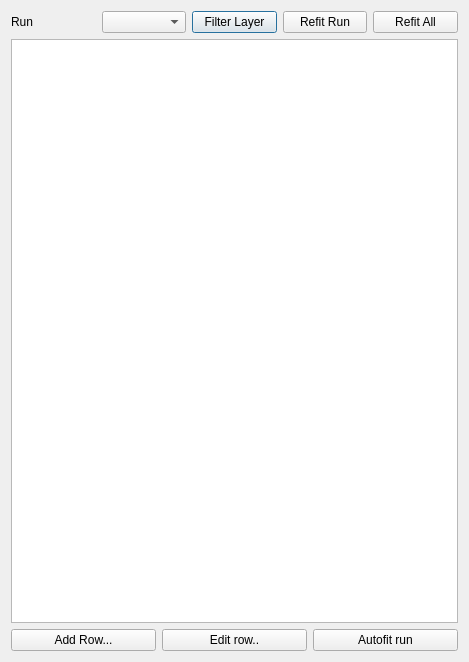
Before: the Qt Designer form routes_widget/routes_widget.ui in Drew973/pts_hsrr_processor_qgis3, drawn with Qt 5.
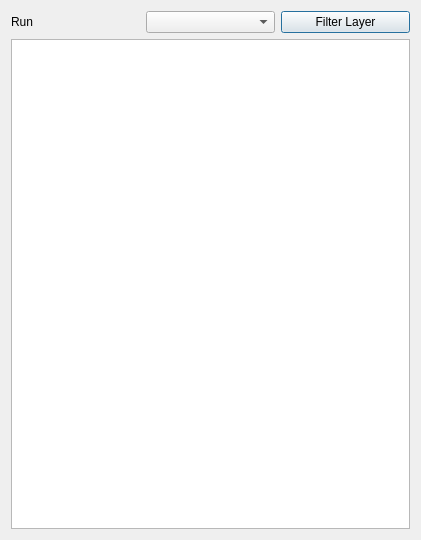
After: the same form once the commit is applied.

Patch:
```diff
--- a/routes_widget/routes_widget.ui
+++ b/routes_widget/routes_widget.ui
@@ -6,8 +6,8 @@
    <rect>
     <x>0</x>
     <y>0</y>
-    <width>469</width>
-    <height>662</height>
+    <width>421</width>
+    <height>540</height>
    </rect>
   </property>
   <property name="windowTitle">
@@ -40,23 +40,6 @@
        </property>
       </widget>
      </item>
-     <item>
-      <widget class="QPushButton" name="refit_run_button">
-       <property name="text">
-        <string>Refit Run</string>
-       </property>
-      </widget>
-     </item>
-     <item>
-      <widget class="QPushButton" name="refit_all_button">
-       <property name="toolTip">
-        <string>&lt;html&gt;&lt;head/&gt;&lt;body&gt;&lt;p&gt;Uses routes,s10 and zm3 to make table fitted. Uses network and fitted to make table fitted2 (10m pieces of network).&lt;/p&gt;&lt;/body&gt;&lt;/html&gt;</string>
-       </property>
-       <property name="text">
-        <string>Refit All</string>
-       </property>
-      </widget>
-     </item>
     </layout>
    </item>
    <item>
@@ -87,40 +70,6 @@
      </property>
     </widget>
    </item>
-   <item>
-    <layout class="QHBoxLayout" name="horizontalLayout">
-     <item>
-      <widget class="QPushButton" name="add_button">
-       <property name="toolTip">
-        <string>&lt;html&gt;&lt;head/&gt;&lt;body&gt;&lt;p&gt;Adds row with s_ch=e_ch of last selected row.&lt;/p&gt;&lt;/body&gt;&lt;/html&gt;</string>
-       </property>
-       <property name="text">
-        <string>Add Row...</string>
-       </property>
-      </widget>
-     </item>
-     <item>
-      <widget class="QPushButton" name="edit_button">
-       <property name="text">
-        <string>Edit row..</string>
-       </property>
-      </widget>
-     </item>
-     <item>
-      <widget class="QPushButton" name="autofit_run_button">
-       <property name="toolTip">
-        <string>&lt;html&gt;&lt;head/&gt;&lt;body&gt;&lt;p&gt;Keeps existing rows. Automatically adds rows to route for this run with note of 'Auto'. &lt;/p&gt;&lt;p&gt;&lt;span style=&quot; font-weight:600;&quot;&gt;Will probabaly contain some mistakes.&lt;/span&gt;&lt;/p&gt;&lt;p&gt;Likely to miss short (under ~30m) sections.&lt;/p&gt;&lt;/body&gt;&lt;/html&gt;</string>
-       </property>
-       <property name="whatsThis">
-        <string>&lt;html&gt;&lt;head/&gt;&lt;body&gt;&lt;p&gt;&lt;br/&gt;&lt;span style=&quot; font-weight:600;&quot;&gt;Automake:&lt;/span&gt; automaticaly makes route for run. Is likely to make mistakes where the gps is bad or when the nearest section to the reading is not the correct one.&lt;/p&gt;&lt;/body&gt;&lt;/html&gt;</string>
-       </property>
-       <property name="text">
-        <string>Autofit run</string>
-       </property>
-      </widget>
-     </item>
-    </layout>
-   </item>
   </layout>
  </widget>
  <resources/>
```
Left out of the diff: 2 changed lines with no effect on the pictures.
